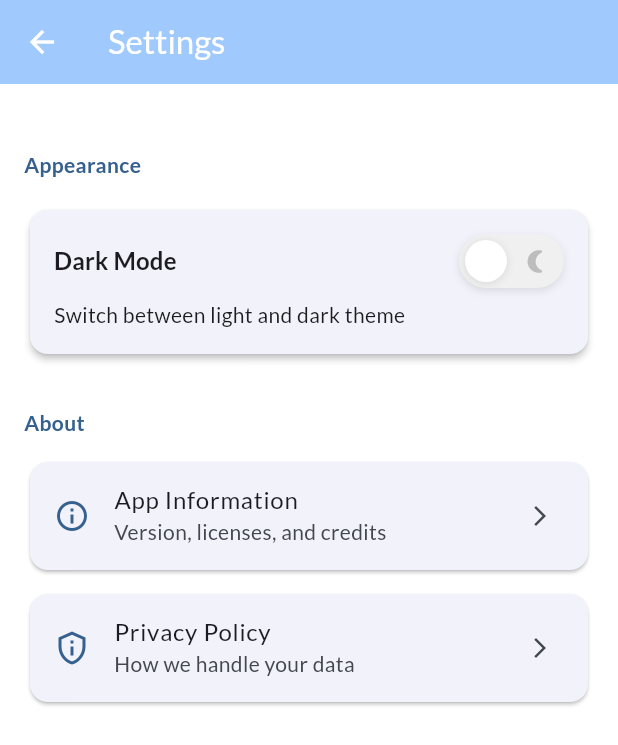
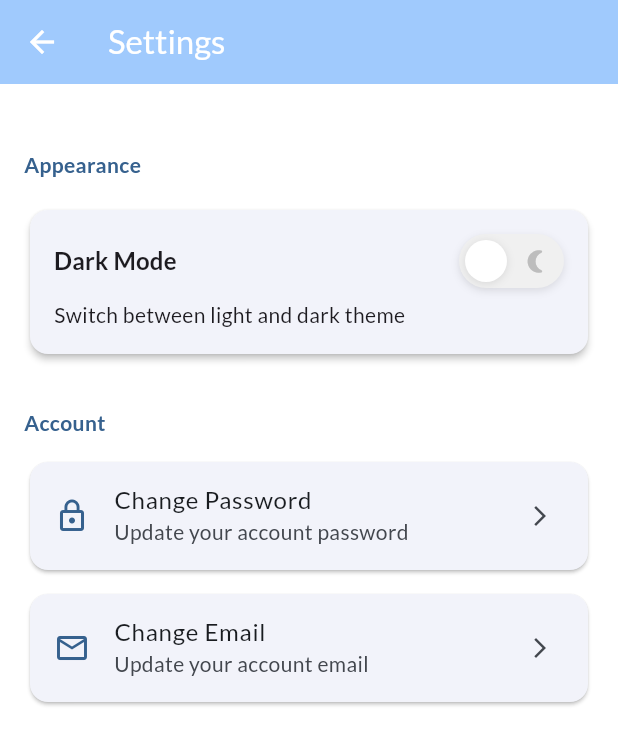
Before and after one commit to poqob/ekg-vision-app, a Flutter app: the SettingsScreen screen opened by its route, on a phone screen of 412 x 824 dp. Shown: the top 745 px of the screen. Run offline on Flutter 3.47's test engine with Material 3 defaults, Android fonts, the phone set to English and light mode, and no system bars; our stand-ins replace file_picker, flutter_animate, flutter_svg, google_fonts, image_picker, shared_preferences; accounts and stored records are empty.

```diff
--- a/lib/constants/app_info.dart
+++ b/lib/constants/app_info.dart
@@ -21,5 +21,6 @@ AUTHORS OR COPYRIGHT HOLDERS BE LIABLE FOR ANY CLAIM, DAMAGES OR OTHER
 LIABILITY, WHETHER IN AN ACTION OF CONTRACT, TORT OR OTHERWISE, ARISING FROM,
 OUT OF OR IN CONNECTION WITH THE SOFTWARE OR THE USE OR OTHER DEALINGS IN THE
 SOFTWARE.''';
-  static const String credits = 'Mustafa BİÇER, github poqob';
+  static const String credits = 'Mustafa BİÇER';
+  static const String github = 'https://github.com/poqob';
 }
--- a/lib/screens/settings/settings_screen.dart
+++ b/lib/screens/settings/settings_screen.dart
@@ -1,7 +1,5 @@
 import 'package:flutter/material.dart';
 import '../../state/app_state.dart';
-import 'app_info_screen.dart';
-import 'privacy_policy_screen.dart';
 
 class SettingsScreen extends StatelessWidget {
   const SettingsScreen({super.key});
@@ -66,32 +64,23 @@ class SettingsScreen extends StatelessWidget {
           ),
 
           // Other Settings Sections
-          _buildSectionHeader(context, 'About'),
+          _buildSectionHeader(context, 'Account'),
           _buildSettingItem(
             context,
-            icon: Icons.info_outline,
-            title: 'App Information',
-            subtitle: 'Version, licenses, and credits',
+            icon: Icons.lock_outline,
+            title: 'Change Password',
+            subtitle: 'Update your account password',
             onTap: () {
-              Navigator.of(context).push(
-                MaterialPageRoute(
-                  builder: (context) => const AppInfoScreen(),
-                ),
-              );
+              // TODO: Implement change password navigation
             },
           ),
-
           _buildSettingItem(
             context,
-            icon: Icons.privacy_tip_outlined,
-            title: 'Privacy Policy',
-            subtitle: 'How we handle your data',
+            icon: Icons.email_outlined,
+            title: 'Change Email',
+            subtitle: 'Update your account email',
             onTap: () {
-              Navigator.of(context).push(
-                MaterialPageRoute(
-                  builder: (context) => const PrivacyPolicyScreen(),
-                ),
-              );
+              // TODO: Implement change email navigation
             },
           ),
 
```
Also changed, not shown: lib/screens/profile/app_info_screen.dart (added, +53 -0 lines).
